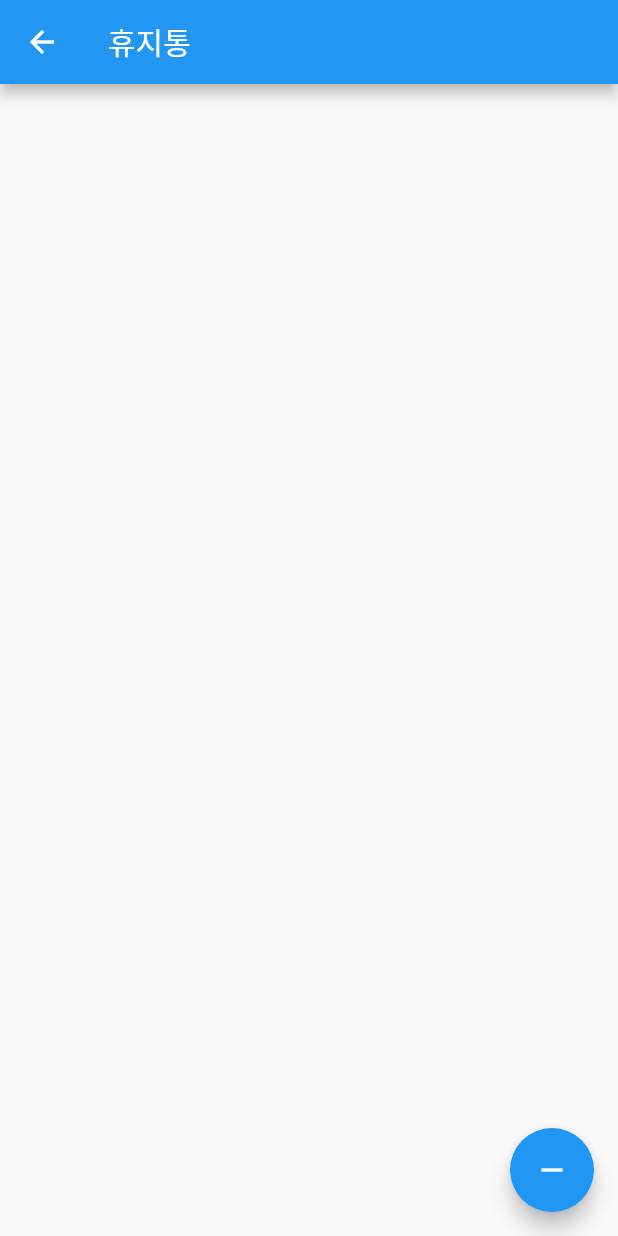
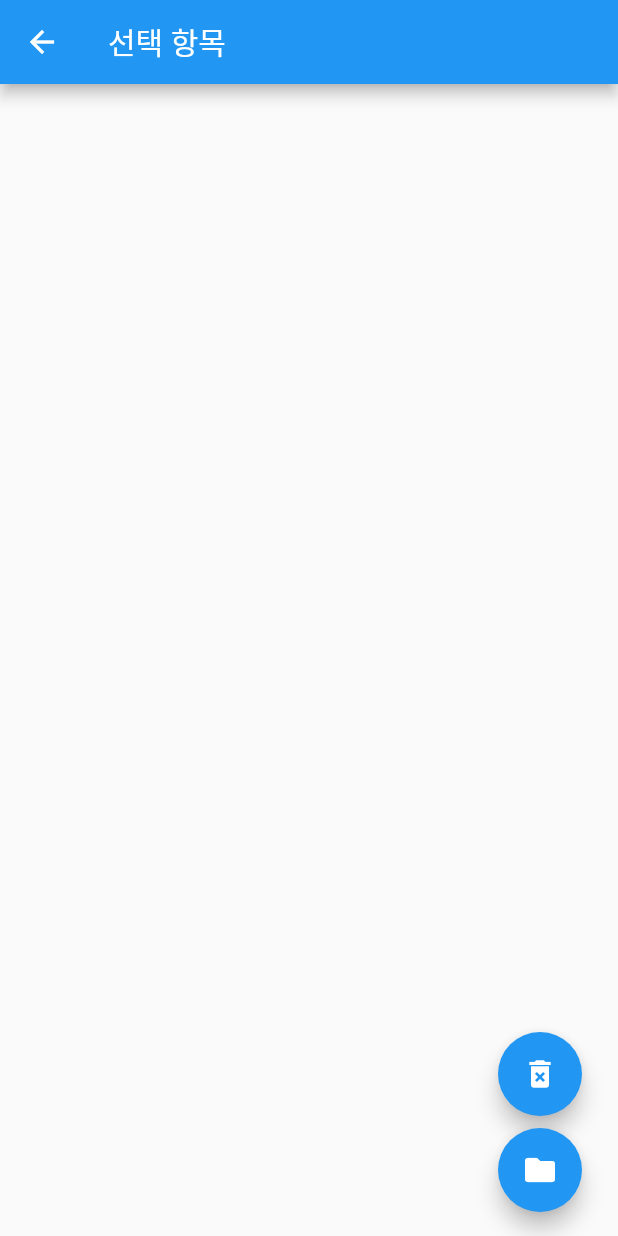
Before and after one commit to Juseong1/flutter_database_base, a Flutter app: the clearPage screen opened by its route, on a phone screen of 412 x 824 dp. Run offline on Flutter 3.47's test engine with Material 2 defaults, Android fonts, the light colour scheme and no system bars; our stand-ins replace sqflite; accounts and stored records are empty.

Commit message:
commit 0.0.3ver

```diff
--- a/lib/pages/clearpage.dart
+++ b/lib/pages/clearpage.dart
@@ -21,7 +21,7 @@ class _clearPage extends State<clearPage>{
   @override
   Widget build(BuildContext context){
     return Scaffold(
-      appBar: AppBar(title: Text('휴지통'),),
+      appBar: AppBar(title: Text('선택 항목'),),
       body: Container(
         child: Center(
           child: FutureBuilder(
@@ -71,11 +71,16 @@ class _clearPage extends State<clearPage>{
           ),
         ),
       ),
-      floatingActionButton: FloatingActionButton(
+      floatingActionButton: Column(
+        mainAxisAlignment: MainAxisAlignment.end,
+        children: [
+          Padding(
+            padding: const EdgeInsets.all(8.0),
+            child: FloatingActionButton(
               onPressed: () async{
                 final result = await showDialog(context: context, builder: (BuildContext context){
                   return AlertDialog(title: Text('모두 삭제'),
-            content: Text('해당 페이지 자료를 모두 삭제 하시겠습니까?'),
+                  content: Text('선택 항목을 모두 삭제 하시겠습니까?'),
                   actions: <Widget>[
                     TextButton(onPressed: (){
                       Navigator.of(context).pop(true);
@@ -87,7 +92,29 @@ class _clearPage extends State<clearPage>{
                 });
                 if(result == true){_removeAllTodos();}
               },
-        child: Icon(Icons.remove),
+              child: Icon(Icons.delete_forever),
+            ),
+          ),
+
+          FloatingActionButton(
+            onPressed: () async{
+              final result = await showDialog(context: context, builder: (BuildContext context){
+                return AlertDialog(title: Text('항목 폴더로 추가'),
+                  content: Text('선택 항목을 모두 폴더로 이동 하겠습니까?'),
+                  actions: <Widget>[
+                    TextButton(onPressed: (){
+                      Navigator.of(context).pop(true);
+                    }, child: Text('예')),
+                    TextButton(onPressed: (){
+                      Navigator.of(context).pop(false);
+                    }, child: Text('아니요')),
+                  ],);
+              });
+              if(result == true){}
+            },
+            child: Icon(Icons.folder),
+          ),
+        ],
       ) ,
     );
   }
```
Also changed, not shown: lib/pages/homepage.dart (+15 -46 lines). Lines whose indentation alone changed are shown as unchanged.
